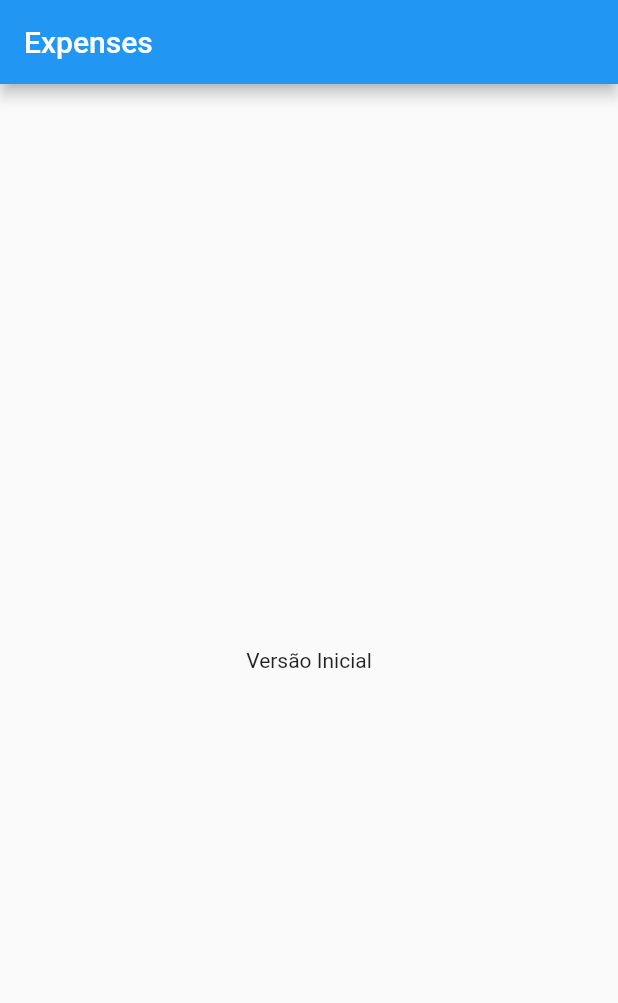
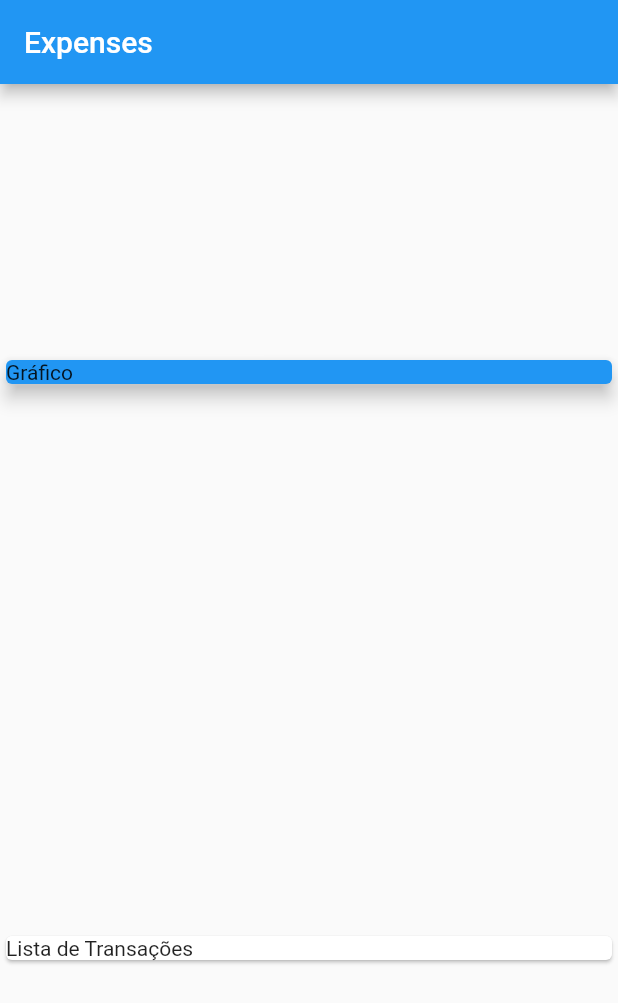
Before and after one commit to marcelookasaki/expenses, a Flutter app: the screen it shows after launch, on a phone screen of 412 x 824 dp. Shown: the top 1003 px of the screen. Run offline on Flutter 3.47's test engine with Material 2 defaults, Android fonts, the phone set to English and light mode, and no system bars; missing offline and left inert: dart:ffi; statements that could not run were skipped.

```diff
--- a/lib/main.dart
+++ b/lib/main.dart
@@ -1,4 +1,5 @@
 import 'package:flutter/material.dart';
+import './models/transaction.dart';
 
 main() => runApp(ExpensesApp());
 
@@ -10,17 +11,42 @@ class ExpensesApp extends StatelessWidget {
 }
 
 class MyHomePage extends StatelessWidget {
-  const MyHomePage({Key? key}) : super(key: key);
+  final _transactions = [
+    Transaction(
+      id: 't1',
+      title: 'Novo tênis de corrida',
+      value: 520.54,
+      date: DateTime.now(),
+    ),
+    Transaction(
+      id: 't2',
+      title: 'Conta de luz',
+      value: 211.12,
+      date: DateTime.now(),
+    ),
+  ];
 
   @override
   Widget build(BuildContext context) {
     return Scaffold(
-      appBar: AppBar(
-        title: Text('Expenses'),
-      ),
-      body: Center(
-        child: Text('Versão Inicial'),
-      ),
-    );
+        appBar: AppBar(
+          title: Text('Expenses'),
+        ),
+        body: Column(
+          mainAxisAlignment: MainAxisAlignment.spaceAround,
+          crossAxisAlignment: CrossAxisAlignment.stretch,
+          children: <Widget>[
+            Container(
+              child: Card(
+                color: Colors.blue,
+                child: Text('Gráfico'),
+                elevation: 5,
+              ),
+            ),
+            Card(
+              child: Text('Lista de Transações'),
+            )
+          ],
+        ));
   }
 }
--- /dev/null
+++ b/lib/models/transaction.dart
@@ -0,0 +1,15 @@
+import 'dart:ffi';
+
+class Transaction {
+  final String id;
+  final String title;
+  final double value;
+  final DateTime date;
+
+  Transaction({
+    required this.id,
+    required this.title,
+    required this.value,
+    required this.date,
+  })
+}
```
